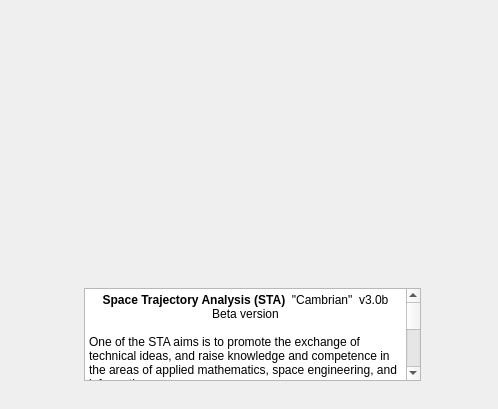
Old version of the form sta-src/Main/about.ui in the repository Dwarf-Planet-Project/SpaceDesignTool.
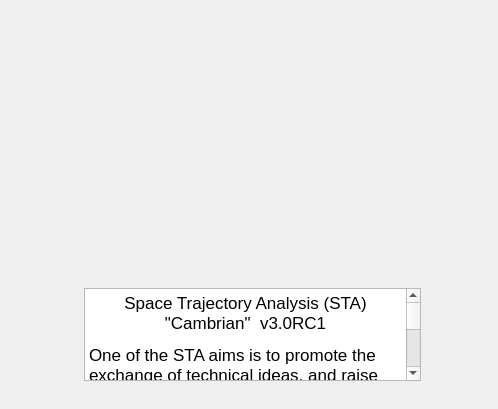
New version of the form. Icons and pictures are not drawn.

The edit to the form file:
```diff
--- a/sta-src/Main/about.ui
+++ b/sta-src/Main/about.ui
@@ -51,30 +51,12 @@
 &lt;html&gt;&lt;head&gt;&lt;meta name=&quot;qrichtext&quot; content=&quot;1&quot; /&gt;&lt;style type=&quot;text/css&quot;&gt;
 p, li { white-space: pre-wrap; }
 &lt;/style&gt;&lt;/head&gt;&lt;body style=&quot; font-family:'Lucida Grande'; font-size:13pt; font-weight:400; font-style:normal;&quot;&gt;
-&lt;p align=&quot;center&quot; style=&quot; margin-top:0px; margin-bottom:0px; margin-left:0px; margin-right:0px; -qt-block-indent:0; text-indent:0px;&quot;&gt;&lt;span style=&quot; font-size:9pt; font-weight:600;&quot;&gt;Space Trajectory Analysis (STA)&lt;/span&gt;&lt;span style=&quot; font-size:9pt;&quot;&gt;  &quot;Cambrian&quot;  v3.0b&lt;/span&gt;&lt;/p&gt;
-&lt;p align=&quot;center&quot; style=&quot; margin-top:0px; margin-bottom:0px; margin-left:0px; margin-right:0px; -qt-block-indent:0; text-indent:0px;&quot;&gt;&lt;span style=&quot; font-size:9pt;&quot;&gt;Beta version&lt;/span&gt;&lt;/p&gt;
-&lt;p style=&quot;-qt-paragraph-type:empty; margin-top:0px; margin-bottom:0px; margin-left:0px; margin-right:0px; -qt-block-indent:0; text-indent:0px; font-size:9pt;&quot;&gt;&lt;/p&gt;
-&lt;p style=&quot; margin-top:0px; margin-bottom:0px; margin-left:0px; margin-right:0px; -qt-block-indent:0; text-indent:0px;&quot;&gt;&lt;span style=&quot; font-size:9pt;&quot;&gt;One of the STA aims is to promote the exchange of technical ideas, and raise knowledge and competence in the areas of applied mathematics, space engineering, and informatics.&lt;/span&gt;&lt;/p&gt;
-&lt;p style=&quot;-qt-paragraph-type:empty; margin-top:0px; margin-bottom:0px; margin-left:0px; margin-right:0px; -qt-block-indent:0; text-indent:0px; font-size:9pt;&quot;&gt;&lt;/p&gt;
-&lt;p style=&quot; margin-top:0px; margin-bottom:0px; margin-left:0px; margin-right:0px; -qt-block-indent:0; text-indent:0px; -qt-user-state:256;&quot;&gt;&lt;span style=&quot; font-size:9pt;&quot;&gt;STA is Open Source.&lt;/span&gt;&lt;/p&gt;
-&lt;p style=&quot;-qt-paragraph-type:empty; margin-top:0px; margin-bottom:0px; margin-left:0px; margin-right:0px; -qt-block-indent:0; text-indent:0px; font-size:9pt;&quot;&gt;&lt;/p&gt;
-&lt;p style=&quot; margin-top:0px; margin-bottom:0px; margin-left:0px; margin-right:0px; -qt-block-indent:0; text-indent:0px;&quot;&gt;&lt;span style=&quot; font-size:9pt;&quot;&gt;Copyright of the STA Steering Board 2005-2010.&lt;/span&gt;&lt;/p&gt;
-&lt;p style=&quot;-qt-paragraph-type:empty; margin-top:0px; margin-bottom:0px; margin-left:0px; margin-right:0px; -qt-block-indent:0; text-indent:0px; font-size:9pt;&quot;&gt;&lt;/p&gt;
-&lt;p style=&quot; margin-top:0px; margin-bottom:0px; margin-left:0px; margin-right:0px; -qt-block-indent:0; text-indent:0px;&quot;&gt;&lt;span style=&quot; font-size:9pt;&quot;&gt;STA Steering Board formed by:&lt;/span&gt;&lt;/p&gt;
-&lt;p style=&quot; margin-top:0px; margin-bottom:0px; margin-left:0px; margin-right:0px; -qt-block-indent:0; text-indent:0px;&quot;&gt;&lt;span style=&quot; font-family:'MS Shell Dlg 2'; font-size:9pt;&quot;&gt;European Space Agency (ESTEC and ESAC)&lt;/span&gt;&lt;/p&gt;
-&lt;p style=&quot; margin-top:0px; margin-bottom:0px; margin-left:0px; margin-right:0px; -qt-block-indent:0; text-indent:0px;&quot;&gt;&lt;span style=&quot; font-size:9pt;&quot;&gt;University of Delft&lt;/span&gt;&lt;/p&gt;
-&lt;p style=&quot; margin-top:0px; margin-bottom:0px; margin-left:0px; margin-right:0px; -qt-block-indent:0; text-indent:0px;&quot;&gt;&lt;span style=&quot; font-size:9pt;&quot;&gt;University of Bremen&lt;/span&gt;&lt;/p&gt;
-&lt;p style=&quot; margin-top:0px; margin-bottom:0px; margin-left:0px; margin-right:0px; -qt-block-indent:0; text-indent:0px;&quot;&gt;&lt;span style=&quot; font-size:9pt;&quot;&gt;University of Kent&lt;/span&gt;&lt;/p&gt;
-&lt;p style=&quot; margin-top:0px; margin-bottom:0px; margin-left:0px; margin-right:0px; -qt-block-indent:0; text-indent:0px;&quot;&gt;&lt;span style=&quot; font-size:9pt;&quot;&gt;University of Coimbra&lt;/span&gt;&lt;/p&gt;
-&lt;p style=&quot; margin-top:0px; margin-bottom:0px; margin-left:0px; margin-right:0px; -qt-block-indent:0; text-indent:0px;&quot;&gt;&lt;span style=&quot; font-size:9pt;&quot;&gt;Complutense University of Madrid&lt;/span&gt;&lt;/p&gt;
-&lt;p style=&quot; margin-top:0px; margin-bottom:0px; margin-left:0px; margin-right:0px; -qt-block-indent:0; text-indent:0px;&quot;&gt;&lt;span style=&quot; font-size:9pt;&quot;&gt;University of Birmingham&lt;/span&gt;&lt;/p&gt;
-&lt;p style=&quot; margin-top:0px; margin-bottom:0px; margin-left:0px; margin-right:0px; -qt-block-indent:0; text-indent:0px;&quot;&gt;&lt;span style=&quot; font-size:9pt;&quot;&gt;Instituto Superior Técnico Lisbon&lt;/span&gt;&lt;/p&gt;
-&lt;p style=&quot; margin-top:0px; margin-bottom:0px; margin-left:0px; margin-right:0px; -qt-block-indent:0; text-indent:0px;&quot;&gt;&lt;span style=&quot; font-size:9pt;&quot;&gt;University of Southampton&lt;/span&gt;&lt;/p&gt;
-&lt;p style=&quot; margin-top:0px; margin-bottom:0px; margin-left:0px; margin-right:0px; -qt-block-indent:0; text-indent:0px;&quot;&gt;&lt;span style=&quot; font-size:9pt;&quot;&gt;Politecnico di Milano&lt;/span&gt;&lt;/p&gt;
-&lt;p style=&quot; margin-top:0px; margin-bottom:0px; margin-left:0px; margin-right:0px; -qt-block-indent:0; text-indent:0px;&quot;&gt;&lt;span style=&quot; font-size:9pt;&quot;&gt;University of Wuerzburg&lt;/span&gt;&lt;/p&gt;
-&lt;p style=&quot; margin-top:0px; margin-bottom:0px; margin-left:0px; margin-right:0px; -qt-block-indent:0; text-indent:0px;&quot;&gt;&lt;span style=&quot; font-size:9pt;&quot;&gt;Technical University of Madrid&lt;/span&gt;&lt;/p&gt;
-&lt;p style=&quot; margin-top:0px; margin-bottom:0px; margin-left:0px; margin-right:0px; -qt-block-indent:0; text-indent:0px;&quot;&gt;&lt;span style=&quot; font-size:9pt;&quot;&gt;Celestia&lt;/span&gt;&lt;/p&gt;
-&lt;p style=&quot;-qt-paragraph-type:empty; margin-top:0px; margin-bottom:0px; margin-left:0px; margin-right:0px; -qt-block-indent:0; text-indent:0px; font-size:9pt;&quot;&gt;&lt;/p&gt;
+&lt;p align=&quot;center&quot; style=&quot; margin-top:12px; margin-bottom:12px; margin-left:0px; margin-right:0px; -qt-block-indent:0; text-indent:0px;&quot;&gt;Space Trajectory Analysis (STA)  &amp;quot;Cambrian&amp;quot;  v3.0RC1&lt;/p&gt;
+&lt;p style=&quot; margin-top:12px; margin-bottom:12px; margin-left:0px; margin-right:0px; -qt-block-indent:0; text-indent:0px;&quot;&gt;One of the STA aims is to promote the exchange of technical ideas, and raise knowledge and competence in the areas of applied mathematics, space engineering, and informatics.&lt;/p&gt;
+&lt;p style=&quot; margin-top:12px; margin-bottom:12px; margin-left:0px; margin-right:0px; -qt-block-indent:0; text-indent:0px;&quot;&gt;STA is Open Source.&lt;/p&gt;
+&lt;p style=&quot; margin-top:12px; margin-bottom:12px; margin-left:0px; margin-right:0px; -qt-block-indent:0; text-indent:0px;&quot;&gt;Copyright of the STA Steering Board 2005-2010.&lt;/p&gt;
+&lt;p style=&quot; margin-top:12px; margin-bottom:12px; margin-left:0px; margin-right:0px; -qt-block-indent:0; text-indent:0px;&quot;&gt;STA Steering Board formed by:&lt;/p&gt;
+&lt;p style=&quot; margin-top:12px; margin-bottom:12px; margin-left:0px; margin-right:0px; -qt-block-indent:0; text-indent:0px;&quot;&gt;European Space Agency; Celestia, USA; University of Bremen, Germany; Technical University of Delft, The Netherlands; Instituto Superior Técnico, Lisbon, Portugal; University of Southampton, United Kingdom; Complutense University of Madrid, Spain; Univeristy of Coimbra, Portugal; University of Kent, United Kingdom; University of Birmingham, United Kingdom; University of Wuerzburg, Germany; Politecnico di Milano, Italy; Technical University of Madrid, Spain; Technical University of Catalonia, Spain; Institut Supérieur de L'Aéronautique et de l'Espace, Toulouse, France; Technical School of Aeronautics, Madrid, Spain; Von Karman Institute, Brussels, Belgium&lt;/p&gt;
 &lt;p style=&quot;-qt-paragraph-type:empty; margin-top:0px; margin-bottom:0px; margin-left:0px; margin-right:0px; -qt-block-indent:0; text-indent:0px; font-size:9pt;&quot;&gt;&lt;/p&gt;&lt;/body&gt;&lt;/html&gt;</string>
    </property>
    <property name="textInteractionFlags">
```
Left out of the diff: 2 changed lines with no effect on the pictures.
